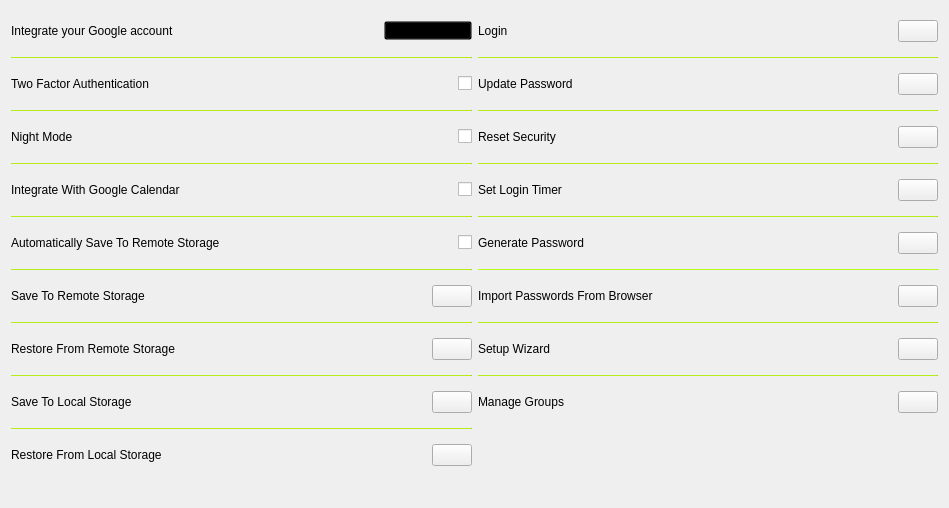
Qt form designs/xml/settings_tab.ui (daniel-deru/WorkMate-3.0) before a commit.
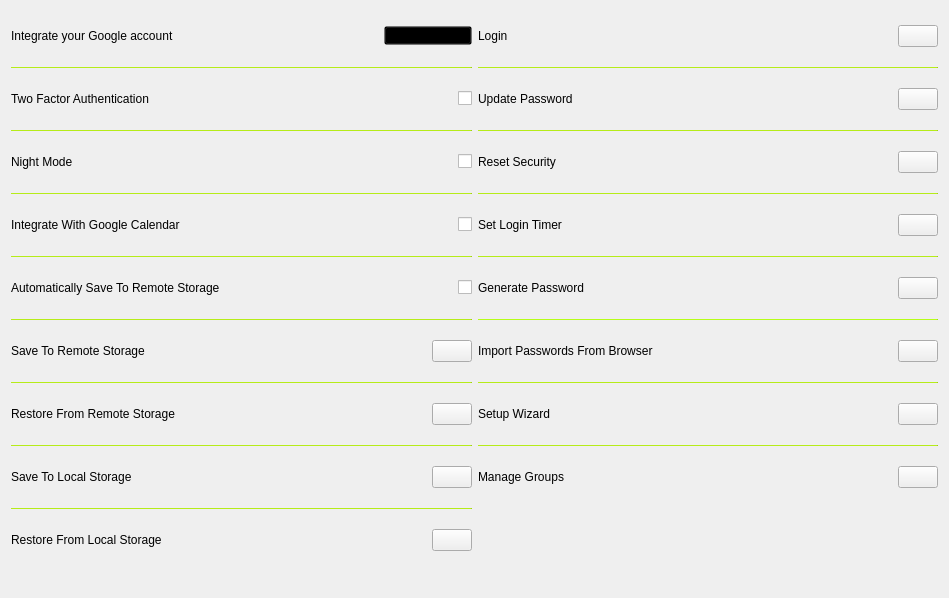
The same form after that commit.

Commit message: made settings tab buttons same width. split reset security window passphrase field into 12 individual words instead of one field

```diff
--- a/designs/xml/settings_tab.ui
+++ b/designs/xml/settings_tab.ui
@@ -7,7 +7,7 @@
     <x>0</x>
     <y>0</y>
     <width>949</width>
-    <height>508</height>
+    <height>598</height>
    </rect>
   </property>
   <property name="windowTitle">
@@ -32,7 +32,7 @@
          <property name="minimumSize">
           <size>
            <width>0</width>
-           <height>40</height>
+           <height>50</height>
           </size>
          </property>
          <property name="text">
@@ -88,7 +88,7 @@
          <property name="minimumSize">
           <size>
            <width>0</width>
-           <height>40</height>
+           <height>50</height>
           </size>
          </property>
          <property name="maximumSize">
@@ -146,7 +146,7 @@
          <property name="minimumSize">
           <size>
            <width>0</width>
-           <height>40</height>
+           <height>50</height>
           </size>
          </property>
          <property name="maximumSize">
@@ -207,7 +207,7 @@
          <property name="minimumSize">
           <size>
            <width>0</width>
-           <height>40</height>
+           <height>50</height>
           </size>
          </property>
          <property name="maximumSize">
@@ -265,7 +265,7 @@
          <property name="minimumSize">
           <size>
            <width>0</width>
-           <height>40</height>
+           <height>50</height>
           </size>
          </property>
          <property name="maximumSize">
@@ -329,7 +329,7 @@
          <property name="minimumSize">
           <size>
            <width>0</width>
-           <height>40</height>
+           <height>50</height>
           </size>
          </property>
          <property name="text">
@@ -387,7 +387,7 @@
          <property name="minimumSize">
           <size>
            <width>0</width>
-           <height>40</height>
+           <height>50</height>
           </size>
          </property>
          <property name="text">
@@ -448,7 +448,7 @@
          <property name="minimumSize">
           <size>
            <width>0</width>
-           <height>40</height>
+           <height>50</height>
           </size>
          </property>
          <property name="text">
@@ -500,7 +500,7 @@
          <property name="minimumSize">
           <size>
            <width>0</width>
-           <height>40</height>
+           <height>50</height>
           </size>
          </property>
          <property name="text">
@@ -559,7 +559,7 @@
          <property name="minimumSize">
           <size>
            <width>0</width>
-           <height>40</height>
+           <height>50</height>
           </size>
          </property>
          <property name="text">
@@ -617,7 +617,7 @@
          <property name="minimumSize">
           <size>
            <width>0</width>
-           <height>40</height>
+           <height>50</height>
           </size>
          </property>
          <property name="text">
@@ -669,7 +669,7 @@
          <property name="minimumSize">
           <size>
            <width>0</width>
-           <height>40</height>
+           <height>50</height>
           </size>
          </property>
          <property name="text">
@@ -727,7 +727,7 @@
          <property name="minimumSize">
           <size>
            <width>0</width>
-           <height>40</height>
+           <height>50</height>
           </size>
          </property>
          <property name="text">
@@ -791,7 +791,7 @@
          <property name="minimumSize">
           <size>
            <width>0</width>
-           <height>40</height>
+           <height>50</height>
           </size>
          </property>
          <property name="text">
@@ -843,7 +843,7 @@
          <property name="minimumSize">
           <size>
            <width>0</width>
-           <height>40</height>
+           <height>50</height>
           </size>
          </property>
          <property name="text">
@@ -901,7 +901,7 @@
          <property name="minimumSize">
           <size>
            <width>0</width>
-           <height>40</height>
+           <height>50</height>
           </size>
          </property>
          <property name="text">
@@ -953,7 +953,7 @@
          <property name="minimumSize">
           <size>
            <width>0</width>
-           <height>40</height>
+           <height>50</height>
           </size>
          </property>
          <property name="text">
```
The commit also changes 12 other files.
